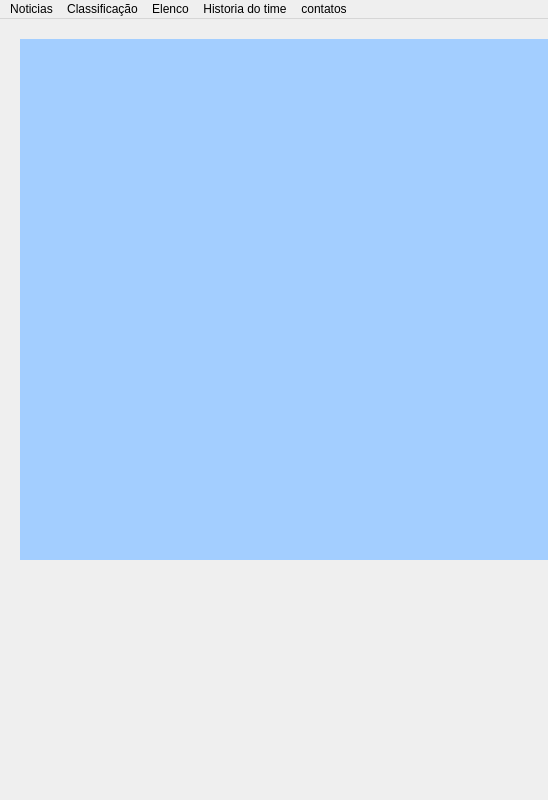
The window that interface.ui (XlouPx/App_futebol) describes before a commit, drawn with Qt 5.
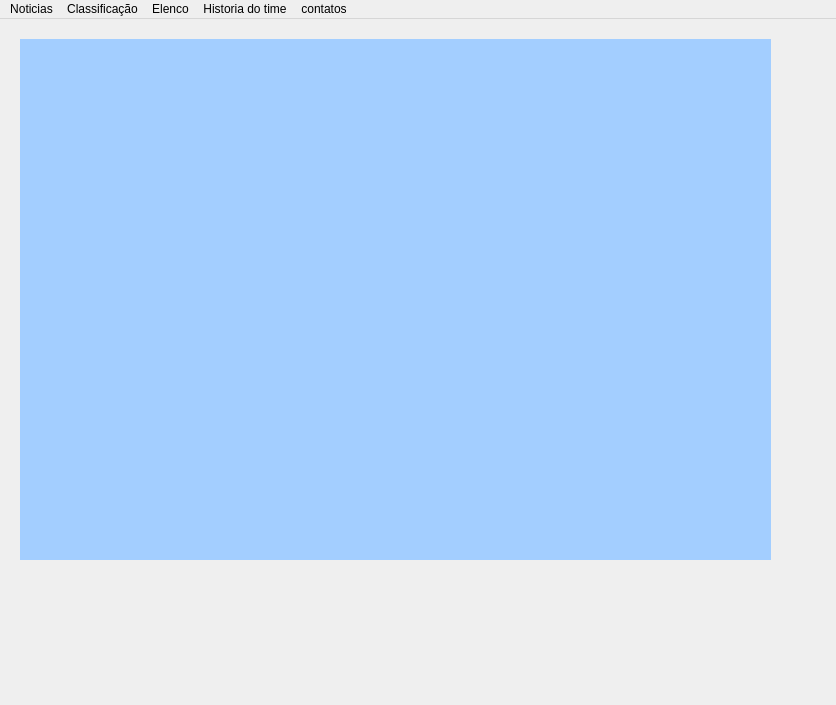
The same window after the commit.

Commit message: main basico

The edit to the form file:
```diff
--- a/interface.ui
+++ b/interface.ui
@@ -6,8 +6,8 @@
    <rect>
     <x>0</x>
     <y>0</y>
-    <width>548</width>
-    <height>800</height>
+    <width>836</width>
+    <height>705</height>
    </rect>
   </property>
   <property name="windowTitle">
@@ -41,7 +41,7 @@
     <rect>
      <x>0</x>
      <y>0</y>
-     <width>548</width>
+     <width>836</width>
      <height>24</height>
     </rect>
    </property>
```
The commit also changes 1 other file.
